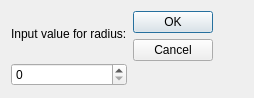
Old version of the form gaussianblurdialog.ui in the repository my3rs/ImageQt.
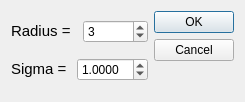
New version of the form.

```diff
--- a/gaussianblurdialog.ui
+++ b/gaussianblurdialog.ui
@@ -6,8 +6,8 @@
    <rect>
     <x>0</x>
     <y>0</y>
-    <width>254</width>
-    <height>98</height>
+    <width>243</width>
+    <height>102</height>
    </rect>
   </property>
   <property name="sizePolicy">
@@ -19,26 +19,54 @@
   <property name="windowTitle">
    <string>Dialog</string>
   </property>
-  <layout class="QFormLayout" name="formLayout">
-   <item row="0" column="0">
+  <layout class="QHBoxLayout" name="horizontalLayout_3">
+   <item>
     <layout class="QVBoxLayout" name="verticalLayout">
      <item>
-      <widget class="QLabel" name="label">
-       <property name="text">
-        <string>Input value for radius:</string>
-       </property>
-      </widget>
+      <layout class="QHBoxLayout" name="horizontalLayout_2">
+       <item>
+        <widget class="QLabel" name="label">
+         <property name="text">
+          <string>&lt;html&gt;&lt;head/&gt;&lt;body&gt;&lt;p&gt;&lt;span style=&quot; font-size:11pt;&quot;&gt;Radius = &lt;/span&gt;&lt;/p&gt;&lt;/body&gt;&lt;/html&gt;</string>
+         </property>
+        </widget>
+       </item>
+       <item>
+        <widget class="QSpinBox" name="radiusSpinBox">
+         <property name="value">
+          <number>3</number>
+         </property>
+        </widget>
+       </item>
+      </layout>
      </item>
      <item>
-      <widget class="QSpinBox" name="gaussianSpinBox">
-       <property name="maximum">
-        <number>200</number>
-       </property>
-      </widget>
+      <layout class="QHBoxLayout" name="horizontalLayout">
+       <item>
+        <widget class="QLabel" name="label_2">
+         <property name="text">
+          <string>&lt;html&gt;&lt;head/&gt;&lt;body&gt;&lt;p&gt;&lt;span style=&quot; font-size:11pt;&quot;&gt;Sigma = &lt;/span&gt;&lt;/p&gt;&lt;/body&gt;&lt;/html&gt;</string>
+         </property>
+        </widget>
+       </item>
+       <item>
+        <widget class="QDoubleSpinBox" name="sigmaSpinBox">
+         <property name="focusPolicy">
+          <enum>Qt::StrongFocus</enum>
+         </property>
+         <property name="decimals">
+          <number>4</number>
+         </property>
+         <property name="value">
+          <double>1.000000000000000</double>
+         </property>
+        </widget>
+       </item>
+      </layout>
      </item>
     </layout>
    </item>
-   <item row="0" column="1">
+   <item>
     <widget class="QDialogButtonBox" name="buttonBox">
      <property name="orientation">
       <enum>Qt::Vertical</enum>
```
Left out of the diff: 2 changed lines with no effect on the pictures.
